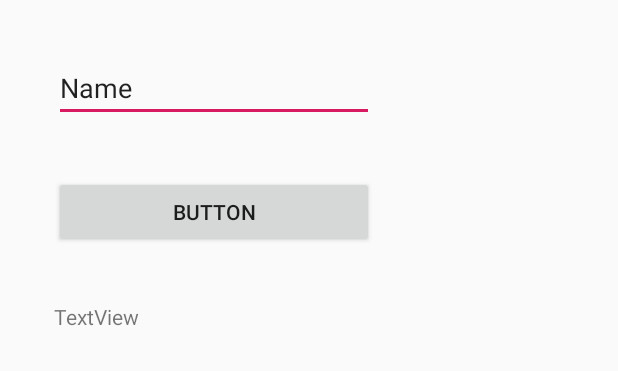
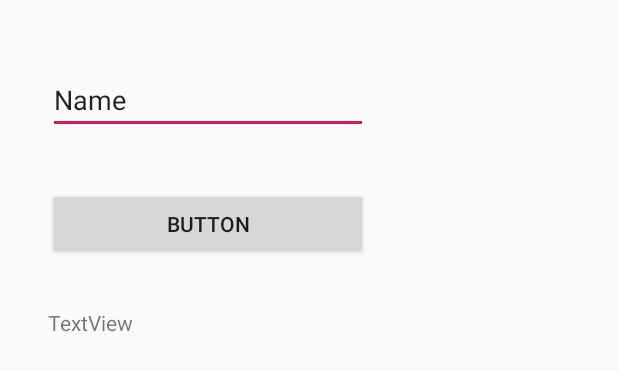
Before and after one commit to AhRaul/hw133, an Android app: the layout activity_main.xml on its own in the app's theme, with its tools: preview values and no code run, on a phone screen of 412 x 824 dp. Shown: the top 371 px of the screen. Run offline under Robolectric (Android 15) with nearby library versions, the phone set to English and light mode, and no system bars.

```diff
--- a/app/src/main/java/com/example/hw133/ViewInterface.java
+++ b/app/src/main/java/com/example/hw133/ViewInterface.java
@@ -1,5 +1,7 @@
 package com.example.hw133;
 
-public interface ViewInterface {
+import moxy.MvpView;
+
+public interface ViewInterface extends MvpView {
     void setTextView(String newWord);
 }
--- a/app/src/main/res/layout/activity_main.xml
+++ b/app/src/main/res/layout/activity_main.xml
@@ -1,7 +1,8 @@
 <?xml version="1.0" encoding="utf-8"?>
-<android.support.constraint.ConstraintLayout xmlns:android="http://schemas.android.com/apk/res/android"
+<androidx.constraintlayout.widget.ConstraintLayout xmlns:android="http://schemas.android.com/apk/res/android"
     xmlns:app="http://schemas.android.com/apk/res-auto"
     xmlns:tools="http://schemas.android.com/tools"
+    android:id="@+id/constraintLayout"
     android:layout_width="match_parent"
     android:layout_height="match_parent"
     tools:context=".ViewMainActivity">
@@ -10,8 +11,8 @@
         android:id="@+id/editText"
         android:layout_width="wrap_content"
         android:layout_height="wrap_content"
-        android:layout_marginStart="36dp"
-        android:layout_marginTop="36dp"
+        android:layout_marginStart="32dp"
+        android:layout_marginTop="44dp"
         android:ems="10"
         android:inputType="textPersonName"
         android:text="Name"
@@ -25,7 +26,7 @@
         android:layout_marginTop="36dp"
         android:text="Button"
         app:layout_constraintEnd_toEndOf="@+id/editText"
-        app:layout_constraintHorizontal_bias="0.496"
+        app:layout_constraintHorizontal_bias="0.52"
         app:layout_constraintStart_toStartOf="@+id/editText"
         app:layout_constraintTop_toBottomOf="@+id/editText" />
 
@@ -33,9 +34,9 @@
         android:id="@+id/textView2"
         android:layout_width="0dp"
         android:layout_height="wrap_content"
-        android:layout_marginTop="36dp"
+        android:layout_marginTop="32dp"
         android:text="TextView"
         app:layout_constraintEnd_toEndOf="@+id/editText"
         app:layout_constraintStart_toStartOf="@+id/editText"
         app:layout_constraintTop_toBottomOf="@+id/button" />
-</android.support.constraint.ConstraintLayout>
+</androidx.constraintlayout.widget.ConstraintLayout>
--- a/gradle.properties
+++ b/gradle.properties
@@ -11,3 +11,7 @@ org.gradle.jvmargs=-Xmx1536m
 # This option should only be used with decoupled projects. More details, visit
 # http://www.gradle.org/docs/current/userguide/multi_project_builds.html#sec:decoupled_projects
 # org.gradle.parallel=true
+
+
+android.useAndroidX=true
+android.enableJetifier=true
```
Also changed, not shown: app/build.gradle (+10 -5 lines), app/src/main/java/com/example/hw133/Presenter.java (+9 -7 lines), app/src/main/java/com/example/hw133/ViewMainActivity.java (+13 -4 lines).
